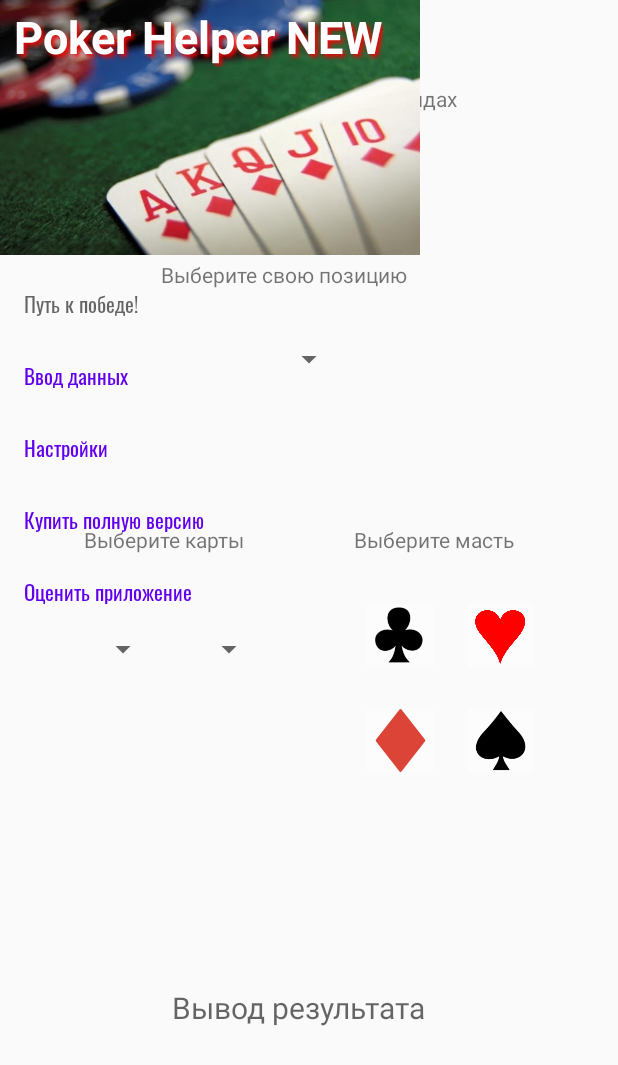
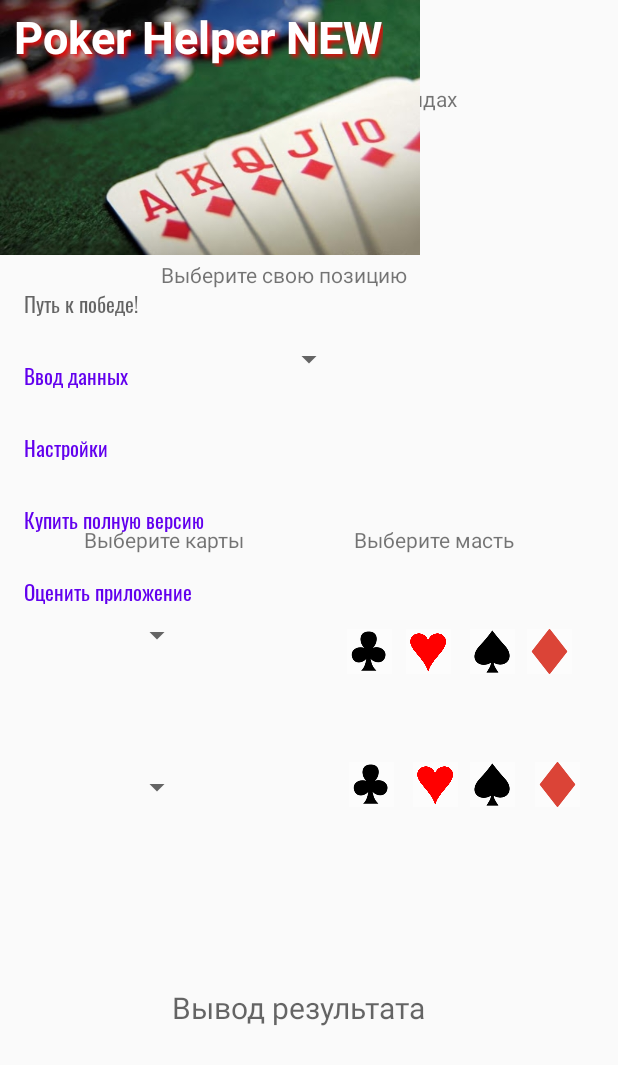
Before and after one commit to vovan55/poker_helper, an Android app: the screen it shows after launch (MainActivity), on a phone screen of 412 x 824 dp. Shown: the top 1065 px of the screen. Run offline under Robolectric (Android 15) with nearby library versions, the phone set to English and light mode, and no system bars; plain views replace FlowingDrawer, FlowingMenuLayout.

Commit message:
Added onClickListener

```diff
--- a/app/src/main/java/com/pokerhelper/thebest/MainActivity.java
+++ b/app/src/main/java/com/pokerhelper/thebest/MainActivity.java
@@ -24,6 +24,10 @@ public class MainActivity extends AppCompatActivity implements NavItemSelectedLi
         ImageButton iBtnDiamonds = findViewById(R.id.iBtnDiamonds);
         ImageButton iBtnClubs = findViewById(R.id.iBtnClubs);
         ImageButton iBtnSpades = findViewById(R.id.iBtnSpades);
+        ImageButton iBtnHearts2 = findViewById(R.id.iBtnHearts2);
+        ImageButton iBtnDiamonds2 = findViewById(R.id.iBtnDiamonds2);
+        ImageButton iBtnClubs2 = findViewById(R.id.iBtnClubs2);
+        ImageButton iBtnSpades2 = findViewById(R.id.iBtnSpades2);
     }
     public void onClickClubs(View view)
     {
@@ -38,6 +42,22 @@ public class MainActivity extends AppCompatActivity implements NavItemSelectedLi
 
     }
     public void onClickSpades(View view)
+    {
+
+    }
+    public void onClickClubs2(View view)
+    {
+
+    }
+    public void onClickHearts2(View view)
+    {
+
+    }
+    public void onClickDiamonds2(View view)
+    {
+
+    }
+    public void onClickSpades2(View view)
     {
 
     }
--- a/app/src/main/res/layout/main_content.xml
+++ b/app/src/main/res/layout/main_content.xml
@@ -5,18 +5,83 @@
     android:layout_width="match_parent"
     android:layout_height="match_parent">
 
+    <ImageButton
+        android:id="@+id/iBtnClubs2"
+        android:layout_width="30dp"
+        android:layout_height="30dp"
+        android:layout_marginEnd="8dp"
+        android:background="@android:drawable/screen_background_light_transparent"
+        android:onClick="onClickClubs2"
+        android:scaleType="centerInside"
+        app:layout_constraintBottom_toBottomOf="parent"
+        app:layout_constraintEnd_toStartOf="@+id/iBtnHearts"
+        app:layout_constraintHorizontal_bias="1.0"
+        app:layout_constraintStart_toStartOf="parent"
+        app:layout_constraintTop_toTopOf="parent"
+        app:layout_constraintVertical_bias="0.64"
+        app:srcCompat="@drawable/clubs" />
+
+    <ImageButton
+        android:id="@+id/iBtnDiamonds2"
+        android:layout_width="30dp"
+        android:layout_height="30dp"
+        android:layout_marginStart="8dp"
+        android:background="@android:drawable/screen_background_light_transparent"
+        android:onClick="onClickDiamonds2"
+        android:scaleType="centerInside"
+        app:layout_constraintBottom_toBottomOf="parent"
+        app:layout_constraintEnd_toEndOf="parent"
+        app:layout_constraintHorizontal_bias="0.932"
+        app:layout_constraintStart_toStartOf="parent"
+        app:layout_constraintTop_toTopOf="parent"
+        app:layout_constraintVertical_bias="0.64"
+        app:srcCompat="@drawable/diamond" />
+
+    <ImageButton
+        android:id="@+id/iBtnSpades2"
+        android:layout_width="30dp"
+        android:layout_height="30dp"
+        android:layout_marginStart="8dp"
+        android:layout_marginEnd="8dp"
+        android:background="@android:drawable/screen_background_light_transparent"
+        android:onClick="onClickSpades2"
+        android:scaleType="centerInside"
+        app:layout_constraintBottom_toBottomOf="parent"
+        app:layout_constraintEnd_toStartOf="@+id/iBtnDiamonds"
+        app:layout_constraintHorizontal_bias="1.0"
+        app:layout_constraintStart_toStartOf="parent"
+        app:layout_constraintTop_toTopOf="parent"
+        app:layout_constraintVertical_bias="0.64"
+        app:srcCompat="@drawable/spades" />
+
+    <ImageButton
+        android:id="@+id/iBtnHearts2"
+        android:layout_width="30dp"
+        android:layout_height="30dp"
+        android:layout_marginStart="8dp"
+        android:layout_marginEnd="8dp"
+        android:background="@android:drawable/screen_background_light_transparent"
+        android:onClick="onClickHearts2"
+        android:scaleType="centerInside"
+        app:layout_constraintBottom_toBottomOf="parent"
+        app:layout_constraintEnd_toStartOf="@+id/iBtnSpades"
+        app:layout_constraintHorizontal_bias="1.0"
+        app:layout_constraintStart_toStartOf="parent"
+        app:layout_constraintTop_toTopOf="parent"
+        app:layout_constraintVertical_bias="0.64"
+        app:srcCompat="@drawable/hearts" />
+
     <Spinner
         android:id="@+id/spCard2"
         android:layout_width="50dp"
         android:layout_height="70dp"
-        android:layout_marginTop="8dp"
         android:spinnerMode="dropdown"
         app:layout_constraintBottom_toBottomOf="parent"
         app:layout_constraintEnd_toEndOf="parent"
-        app:layout_constraintHorizontal_bias="0.349"
+        app:layout_constraintHorizontal_bias="0.218"
         app:layout_constraintStart_toStartOf="parent"
-        app:layout_constraintTop_toBottomOf="@+id/tvCard1"
-        app:layout_constraintVertical_bias="0.055" />
+        app:layout_constraintTop_toTopOf="parent"
+        app:layout_constraintVertical_bias="0.65" />
 
     <Spinner
         android:id="@+id/spBB"
@@ -39,10 +104,10 @@
         android:spinnerMode="dropdown"
         app:layout_constraintBottom_toBottomOf="parent"
         app:layout_constraintEnd_toEndOf="parent"
-        app:layout_constraintHorizontal_bias="0.155"
+        app:layout_constraintHorizontal_bias="0.218"
         app:layout_constraintStart_toStartOf="parent"
         app:layout_constraintTop_toBottomOf="@+id/tvCard1"
-        app:layout_constraintVertical_bias="0.055" />
+        app:layout_constraintVertical_bias="0.03" />
 
     <Spinner
         android:id="@+id/spPosition"
@@ -117,63 +182,67 @@
 
     <ImageButton
         android:id="@+id/iBtnClubs"
-        android:layout_width="44dp"
-        android:layout_height="42dp"
+        android:layout_width="30dp"
+        android:layout_height="30dp"
+        android:layout_marginEnd="8dp"
         android:background="@android:drawable/screen_background_light_transparent"
+        android:onClick="onClickClubs"
         android:scaleType="centerInside"
         app:layout_constraintBottom_toBottomOf="parent"
-        app:layout_constraintEnd_toEndOf="parent"
-        app:layout_constraintHorizontal_bias="0.664"
+        app:layout_constraintEnd_toStartOf="@+id/iBtnHearts"
+        app:layout_constraintHorizontal_bias="0.994"
         app:layout_constraintStart_toStartOf="parent"
         app:layout_constraintTop_toTopOf="parent"
-        app:layout_constraintVertical_bias="0.515"
-        android:onClick="onClickClubs"
+        app:layout_constraintVertical_bias="0.528"
         app:srcCompat="@drawable/clubs" />
 
     <ImageButton
         android:id="@+id/iBtnHearts"
-        android:layout_width="44dp"
-        android:layout_height="42dp"
+        android:layout_width="30dp"
+        android:layout_height="30dp"
+        android:layout_marginStart="8dp"
+        android:layout_marginEnd="8dp"
         android:background="@android:drawable/screen_background_light_transparent"
+        android:onClick="onClickHearts"
         android:scaleType="centerInside"
         app:layout_constraintBottom_toBottomOf="parent"
-        app:layout_constraintEnd_toEndOf="parent"
-        app:layout_constraintHorizontal_bias="0.847"
+        app:layout_constraintEnd_toStartOf="@+id/iBtnSpades"
+        app:layout_constraintHorizontal_bias="0.982"
         app:layout_constraintStart_toStartOf="parent"
         app:layout_constraintTop_toTopOf="parent"
-        app:layout_constraintVertical_bias="0.515"
-        android:onClick="onClickHearts"
+        app:layout_constraintVertical_bias="0.528"
         app:srcCompat="@drawable/hearts" />
 
     <ImageButton
         android:id="@+id/iBtnDiamonds"
-        android:layout_width="44dp"
-        android:layout_height="42dp"
-        android:layout_marginTop="28dp"
+        android:layout_width="30dp"
+        android:layout_height="30dp"
+        android:layout_marginStart="8dp"
         android:background="@android:drawable/screen_background_light_transparent"
+        android:onClick="onClickDiamonds"
         android:scaleType="centerInside"
         app:layout_constraintBottom_toBottomOf="parent"
         app:layout_constraintEnd_toEndOf="parent"
-        app:layout_constraintHorizontal_bias="0.664"
+        app:layout_constraintHorizontal_bias="0.918"
         app:layout_constraintStart_toStartOf="parent"
-        app:layout_constraintTop_toBottomOf="@+id/iBtnClubs"
-        app:layout_constraintVertical_bias="0.0"
-        android:onClick="onClickDiamonds"
+        app:layout_constraintTop_toTopOf="parent"
+        app:layout_constraintVertical_bias="0.528"
         app:srcCompat="@drawable/diamond" />
 
     <ImageButton
         android:id="@+id/iBtnSpades"
-        android:layout_width="44dp"
-        android:layout_height="42dp"
-        android:layout_marginTop="28dp"
+        android:layout_width="30dp"
+        android:layout_height="30dp"
+        android:layout_marginStart="8dp"
+        android:layout_marginEnd="8dp"
         android:background="@android:drawable/screen_background_light_transparent"
+        android:onClick="onClickSpades"
         android:scaleType="centerInside"
         app:layout_constraintBottom_toBottomOf="parent"
-        app:layout_constraintEnd_toEndOf="parent"
-        app:layout_constraintHorizontal_bias="0.847"
+        app:layout_constraintEnd_toStartOf="@+id/iBtnDiamonds"
+        app:layout_constraintHorizontal_bias="1.0"
         app:layout_constraintStart_toStartOf="parent"
-        app:layout_constraintTop_toBottomOf="@+id/iBtnHearts"
-        app:layout_constraintVertical_bias="0.0"
-        android:onClick="onClickSpades"
+        app:layout_constraintTop_toTopOf="parent"
+        app:layout_constraintVertical_bias="0.528"
         app:srcCompat="@drawable/spades" />
 </androidx.constraintlayout.widget.ConstraintLayout>
```
